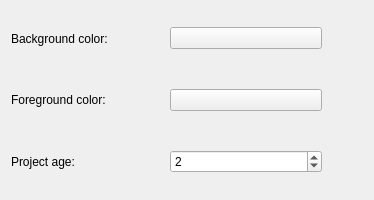
The window that src/settingsbase.ui (moustafine/kring) describes before a commit, drawn with Qt 5.
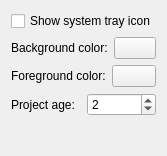
The same window after the commit. Custom widgets are drawn as their Qt base class.

Commit message: Add "Show system tray icon" setting

Diff of the .ui file:
```diff
--- a/src/settingsbase.ui
+++ b/src/settingsbase.ui
@@ -6,12 +6,24 @@
    <rect>
     <x>0</x>
     <y>0</y>
-    <width>374</width>
-    <height>200</height>
+    <width>164</width>
+    <height>156</height>
    </rect>
   </property>
-  <layout class="QGridLayout">
-   <item row="0" column="0">
+  <layout class="QVBoxLayout">
+   <item>
+    <widget class="QCheckBox" name="kcfg_systemTrayIconEnabled">
+     <property name="toolTip">
+      <string>Show the icon in the system tray</string>
+     </property>
+     <property name="text">
+      <string>Show system tray icon</string>
+     </property>
+    </widget>
+   </item>
+   <item>
+    <layout class="QHBoxLayout">
+     <item>
     <widget class="QLabel" name="backgroundLabel">
      <property name="text">
       <string>Background color:</string>
@@ -21,7 +33,7 @@
      </property>
     </widget>
    </item>
-   <item row="0" column="1">
+     <item>
     <widget class="KColorButton" name="kcfg_color_background">
      <property name="toolTip">
       <string>Choose a new background color</string>
@@ -37,17 +49,11 @@
      </property>
     </widget>
    </item>
-   <item row="2" column="0">
-    <widget class="QLabel" name="projectLabel">
-     <property name="text">
-      <string>Project age:</string>
-     </property>
-     <property name="wordWrap">
-      <bool>false</bool>
-     </property>
-    </widget>
+    </layout>
    </item>
-   <item row="1" column="0">
+   <item>
+    <layout class="QHBoxLayout">
+     <item>
     <widget class="QLabel" name="foregroundLabel">
      <property name="text">
       <string>Foreground color:</string>
@@ -57,7 +63,7 @@
      </property>
     </widget>
    </item>
-   <item row="1" column="1">
+     <item>
     <widget class="KColorButton" name="kcfg_color_foreground">
      <property name="toolTip">
       <string>Choose a new foreground color</string>
@@ -73,39 +79,21 @@
      </property>
     </widget>
    </item>
-   <item row="0" column="2">
-    <spacer>
-     <property name="orientation">
-      <enum>Qt::Vertical</enum>
-     </property>
-     <property name="sizeType">
-      <enum>QSizePolicy::Expanding</enum>
-     </property>
-     <property name="sizeHint" stdset="0">
-      <size>
-       <width>41</width>
-       <height>20</height>
-      </size>
-     </property>
-    </spacer>
+    </layout>
    </item>
-   <item row="1" column="2">
-    <spacer>
-     <property name="orientation">
-      <enum>Qt::Vertical</enum>
-     </property>
-     <property name="sizeType">
-      <enum>QSizePolicy::Expanding</enum>
-     </property>
-     <property name="sizeHint" stdset="0">
-      <size>
-       <width>41</width>
-       <height>20</height>
-      </size>
-     </property>
-    </spacer>
-   </item>
-   <item row="2" column="1">
+   <item>
+    <layout class="QHBoxLayout">
+     <item>
+      <widget class="QLabel" name="projectLabel">
+       <property name="text">
+        <string>Project age:</string>
+       </property>
+       <property name="wordWrap">
+        <bool>false</bool>
+       </property>
+      </widget>
+     </item>
+     <item>
     <widget class="QSpinBox" name="kcfg_val_time">
      <property name="toolTip">
       <string>Set the project age (in days)</string>
@@ -121,7 +109,9 @@
      </property>
     </widget>
    </item>
-   <item row="2" column="2">
+    </layout>
+   </item>
+   <item>
     <spacer>
      <property name="orientation">
       <enum>Qt::Vertical</enum>
@@ -131,7 +121,7 @@
      </property>
      <property name="sizeHint" stdset="0">
       <size>
-       <width>41</width>
+       <width>40</width>
        <height>20</height>
       </size>
      </property>
```
Lines whose indentation alone changed are shown as unchanged. The commit also changes 5 other files.
